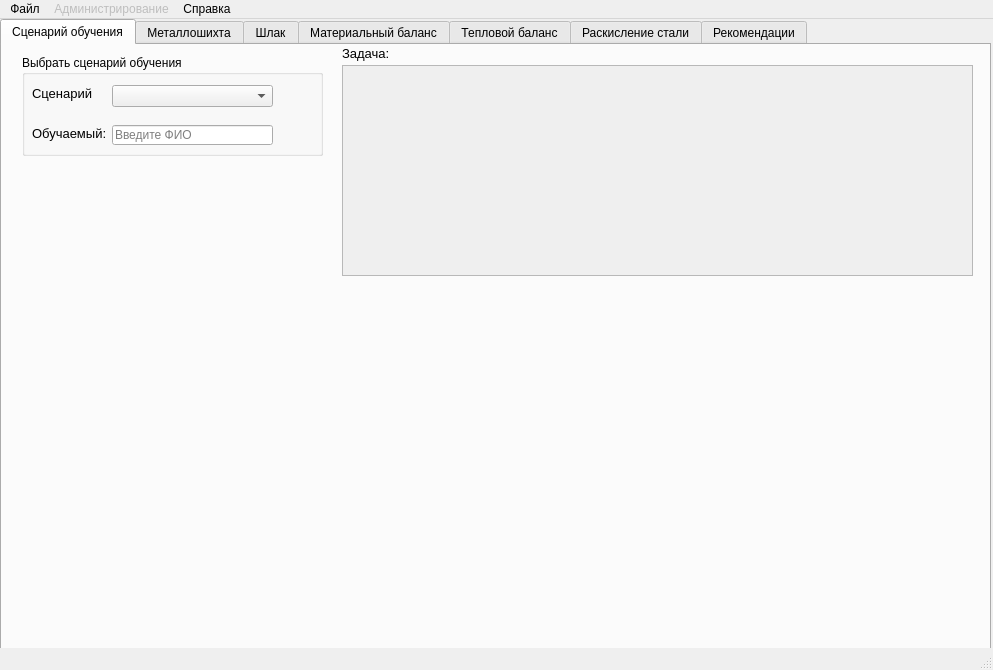
DeppaRet/SteelmakingConverter, file GUI/OperForm.ui: the form before one commit.
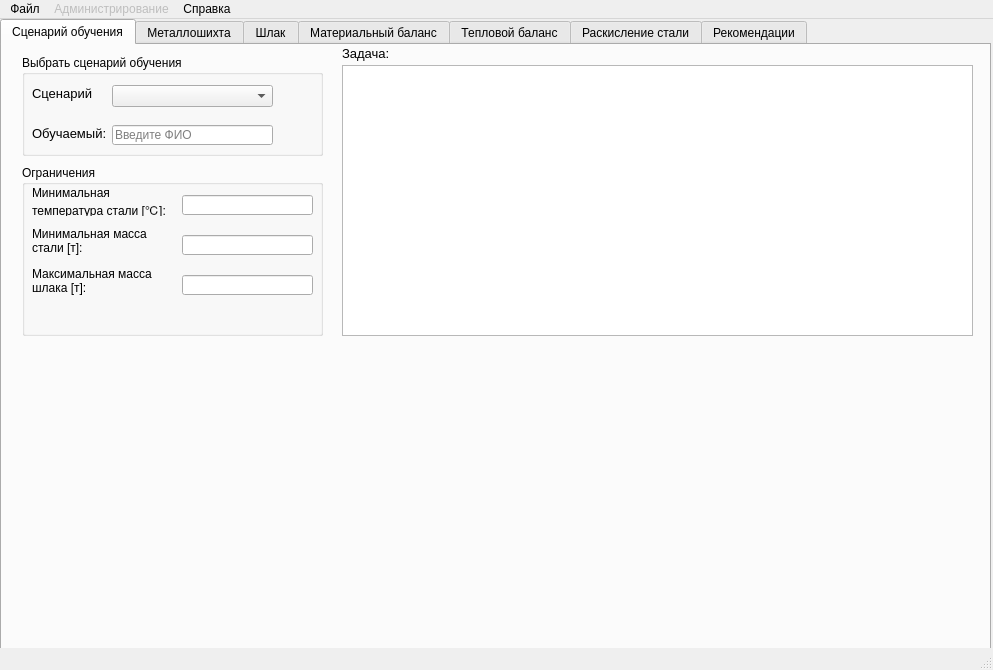
The form after the commit. The open tabs and pages were chosen to show the change. Icons and pictures are not drawn.

Patch:
```diff
--- a/GUI/OperForm.ui
+++ b/GUI/OperForm.ui
@@ -27,6 +27,9 @@
   </property>
   <widget class="QWidget" name="centralwidget">
    <widget class="QTabWidget" name="tabWidget">
+    <property name="enabled">
+     <bool>true</bool>
+    </property>
     <property name="geometry">
      <rect>
       <x>0</x>
@@ -148,16 +151,19 @@
      </widget>
      <widget class="QPlainTextEdit" name="ScenarioTask">
       <property name="enabled">
-       <bool>false</bool>
+       <bool>true</bool>
       </property>
       <property name="geometry">
        <rect>
         <x>340</x>
         <y>20</y>
         <width>631</width>
-        <height>211</height>
+        <height>271</height>
        </rect>
       </property>
+      <property name="readOnly">
+       <bool>true</bool>
+      </property>
      </widget>
      <widget class="QLabel" name="label_29">
       <property name="geometry">
@@ -177,6 +183,138 @@
        <string>Задача:</string>
       </property>
      </widget>
+     <widget class="QGroupBox" name="groupBox_15">
+      <property name="geometry">
+       <rect>
+        <x>20</x>
+        <y>120</y>
+        <width>301</width>
+        <height>171</height>
+       </rect>
+      </property>
+      <property name="title">
+       <string>Ограничения</string>
+      </property>
+      <widget class="QLineEdit" name="MinSteelTempLimit">
+       <property name="geometry">
+        <rect>
+         <x>160</x>
+         <y>30</y>
+         <width>131</width>
+         <height>20</height>
+        </rect>
+       </property>
+       <property name="text">
+        <string/>
+       </property>
+       <property name="readOnly">
+        <bool>true</bool>
+       </property>
+      </widget>
+      <widget class="QLabel" name="label_32">
+       <property name="geometry">
+        <rect>
+         <x>10</x>
+         <y>20</y>
+         <width>141</width>
+         <height>31</height>
+        </rect>
+       </property>
+       <property name="text">
+        <string>Минимальная температура стали [℃]:</string>
+       </property>
+       <property name="wordWrap">
+        <bool>true</bool>
+       </property>
+      </widget>
+      <widget class="QLabel" name="label_33">
+       <property name="geometry">
+        <rect>
+         <x>10</x>
+         <y>60</y>
+         <width>141</width>
+         <height>31</height>
+        </rect>
+       </property>
+       <property name="text">
+        <string>Минимальная масса стали [т]:</string>
+       </property>
+       <property name="wordWrap">
+        <bool>true</bool>
+       </property>
+      </widget>
+      <widget class="QLineEdit" name="MinSteelMassLimit">
+       <property name="geometry">
+        <rect>
+         <x>160</x>
+         <y>70</y>
+         <width>131</width>
+         <height>20</height>
+        </rect>
+       </property>
+       <property name="text">
+        <string/>
+       </property>
+       <property name="readOnly">
+        <bool>true</bool>
+       </property>
+      </widget>
+      <widget class="QLineEdit" name="MaxSlagMassLimit">
+       <property name="geometry">
+        <rect>
+         <x>160</x>
+         <y>110</y>
+         <width>131</width>
+         <height>20</height>
+        </rect>
+       </property>
+       <property name="text">
+        <string/>
+       </property>
+       <property name="readOnly">
+        <bool>true</bool>
+       </property>
+      </widget>
+      <widget class="QLabel" name="label_34">
+       <property name="geometry">
+        <rect>
+         <x>10</x>
+         <y>100</y>
+         <width>141</width>
+         <height>31</height>
+        </rect>
+       </property>
+       <property name="text">
+        <string>Максимальная масса шлака [т]:</string>
+       </property>
+       <property name="wordWrap">
+        <bool>true</bool>
+       </property>
+      </widget>
+     </widget>
+     <widget class="QPushButton" name="GetResExample">
+      <property name="enabled">
+       <bool>true</bool>
+      </property>
+      <property name="geometry">
+       <rect>
+        <x>940</x>
+        <y>300</y>
+        <width>31</width>
+        <height>21</height>
+       </rect>
+      </property>
+      <property name="text">
+       <string/>
+      </property>
+      <property name="icon">
+       <iconset>
+        <normaloff>../Pictures/add.ico</normaloff>../Pictures/add.ico</iconset>
+      </property>
+      <property name="flat">
+       <bool>true</bool>
+      </property>
+     </widget>
     </widget>
     <widget class="QWidget" name="tab">
      <attribute name="title">
```
Left out of the diff: 303 changed lines with no effect on the pictures.
